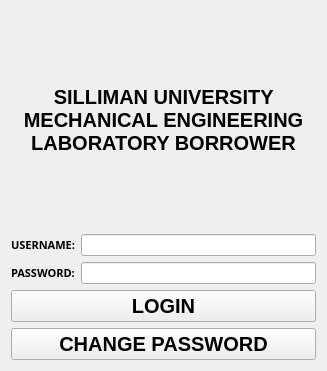
Before: the Qt Designer form login.ui in markytools/sume-borrower-app, drawn with Qt 5.
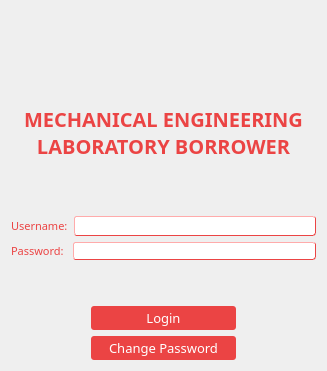
After: the same form once the commit is applied. Icons and pictures are not drawn.

The edit to the form file:
```diff
--- a/login.ui
+++ b/login.ui
@@ -10,6 +10,12 @@
     <height>371</height>
    </rect>
   </property>
+  <property name="sizePolicy">
+   <sizepolicy hsizetype="Fixed" vsizetype="Fixed">
+    <horstretch>0</horstretch>
+    <verstretch>0</verstretch>
+   </sizepolicy>
+  </property>
   <property name="minimumSize">
    <size>
     <width>327</width>
@@ -25,32 +31,144 @@
   <property name="windowTitle">
    <string>Form</string>
   </property>
+  <property name="autoFillBackground">
+   <bool>false</bool>
+  </property>
+  <property name="styleSheet">
+   <string notr="true">#LogIn{
+background-color:white;
+background:none;
+border:none;
+}</string>
+  </property>
   <layout class="QGridLayout" name="gridLayout">
    <item row="2" column="0">
-    <widget class="QPushButton" name="login">
-     <property name="font">
-      <font>
-       <pointsize>15</pointsize>
-       <weight>75</weight>
-       <bold>true</bold>
-      </font>
+    <spacer name="verticalSpacer_3">
+     <property name="orientation">
+      <enum>Qt::Vertical</enum>
      </property>
-     <property name="text">
-      <string>LOGIN</string>
+     <property name="sizeType">
+      <enum>QSizePolicy::Fixed</enum>
      </property>
-    </widget>
+     <property name="sizeHint" stdset="0">
+      <size>
+       <width>20</width>
+       <height>40</height>
+      </size>
+     </property>
+    </spacer>
    </item>
-   <item row="0" column="0">
+   <item row="5" column="0">
+    <layout class="QHBoxLayout" name="horizontalLayout_4">
+     <item>
+      <spacer name="horizontalSpacer_2">
+       <property name="orientation">
+        <enum>Qt::Horizontal</enum>
+       </property>
+       <property name="sizeType">
+        <enum>QSizePolicy::Fixed</enum>
+       </property>
+       <property name="sizeHint" stdset="0">
+        <size>
+         <width>80</width>
+         <height>20</height>
+        </size>
+       </property>
+      </spacer>
+     </item>
+     <item>
+      <layout class="QVBoxLayout" name="verticalLayout_3">
+       <item>
+        <widget class="QPushButton" name="login">
+         <property name="font">
+          <font>
+           <family>Adobe Gothic Std B</family>
+           <pointsize>10</pointsize>
+           <weight>50</weight>
+           <bold>false</bold>
+          </font>
+         </property>
+         <property name="autoFillBackground">
+          <bool>false</bool>
+         </property>
+         <property name="styleSheet">
+          <string notr="true">#login{
+background-color: #eb4444;
+color: white;
+border-style: outset;
+border-radius: 3px;
+padding: 3px;
+}</string>
+         </property>
+         <property name="text">
+          <string>Login</string>
+         </property>
+        </widget>
+       </item>
+       <item>
+        <widget class="QPushButton" name="changepass">
+         <property name="font">
+          <font>
+           <family>Adobe Gothic Std B</family>
+           <pointsize>10</pointsize>
+           <weight>50</weight>
+           <bold>false</bold>
+          </font>
+         </property>
+         <property name="styleSheet">
+          <string notr="true">#changepass{
+background-color: #eb4444;
+color: white;
+border-style: outset;
+border-radius: 3px;
+padding: 3px;
+}</string>
+         </property>
+         <property name="text">
+          <string>Change Password</string>
+         </property>
+        </widget>
+       </item>
+      </layout>
+     </item>
+     <item>
+      <spacer name="horizontalSpacer">
+       <property name="orientation">
+        <enum>Qt::Horizontal</enum>
+       </property>
+       <property name="sizeType">
+        <enum>QSizePolicy::Fixed</enum>
+       </property>
+       <property name="sizeHint" stdset="0">
+        <size>
+         <width>80</width>
+         <height>20</height>
+        </size>
+       </property>
+      </spacer>
+     </item>
+    </layout>
+   </item>
+   <item row="1" column="0">
     <widget class="QLabel" name="label">
      <property name="font">
       <font>
+       <family>Adobe Gothic Std B</family>
        <pointsize>15</pointsize>
        <weight>75</weight>
        <bold>true</bold>
       </font>
      </property>
+     <property name="styleSheet">
+      <string notr="true">#label{
+background-color:transparent;
+color: #eb4444;
+background:none;
+border:none;
+}</string>
+     </property>
      <property name="text">
-      <string>SILLIMAN UNIVERSITY MECHANICAL ENGINEERING LABORATORY BORROWER</string>
+      <string>MECHANICAL ENGINEERING LABORATORY BORROWER</string>
      </property>
      <property name="alignment">
       <set>Qt::AlignCenter</set>
@@ -60,27 +178,64 @@
      </property>
     </widget>
    </item>
-   <item row="1" column="0">
+   <item row="3" column="0">
     <layout class="QVBoxLayout" name="verticalLayout">
      <item>
       <layout class="QHBoxLayout" name="horizontalLayout">
        <item>
         <widget class="QLabel" name="label_10">
+         <property name="sizePolicy">
+          <sizepolicy hsizetype="Fixed" vsizetype="Preferred">
+           <horstretch>40</horstretch>
+           <verstretch>0</verstretch>
+          </sizepolicy>
+         </property>
          <property name="font">
           <font>
-           <family>Segoe UI Black</family>
+           <family>Adobe Gothic Std B</family>
            <pointsize>8</pointsize>
-           <weight>75</weight>
-           <bold>true</bold>
+           <weight>50</weight>
+           <bold>false</bold>
           </font>
          </property>
+         <property name="styleSheet">
+          <string notr="true">#label_10{
+background-color:transparent;
+color: #eb4444;
+background:none;
+border:none;
+}</string>
+         </property>
          <property name="text">
-          <string>USERNAME:</string>
+          <string>Username:</string>
          </property>
         </widget>
        </item>
        <item>
-        <widget class="QLineEdit" name="user_input"/>
+        <widget class="QLineEdit" name="user_input">
+         <property name="sizePolicy">
+          <sizepolicy hsizetype="Minimum" vsizetype="Fixed">
+           <horstretch>100</horstretch>
+           <verstretch>0</verstretch>
+          </sizepolicy>
+         </property>
+         <property name="font">
+          <font>
+           <family>Adobe Gothic Std B</family>
+           <pointsize>8</pointsize>
+          </font>
+         </property>
+         <property name="styleSheet">
+          <string notr="true">#user_input{
+background-color:white;
+color: #eb4444;
+border-style: outset;
+border-width: 1px;
+border-color: #eb4444;
+border-radius: 3px;
+}</string>
+         </property>
+        </widget>
        </item>
       </layout>
      </item>
@@ -88,21 +243,57 @@
       <layout class="QHBoxLayout" name="horizontalLayout_2">
        <item>
         <widget class="QLabel" name="label_11">
+         <property name="sizePolicy">
+          <sizepolicy hsizetype="Fixed" vsizetype="Preferred">
+           <horstretch>40</horstretch>
+           <verstretch>0</verstretch>
+          </sizepolicy>
+         </property>
          <property name="font">
           <font>
-           <family>Segoe UI Black</family>
+           <family>Adobe Gothic Std B</family>
            <pointsize>8</pointsize>
-           <weight>75</weight>
-           <bold>true</bold>
+           <weight>50</weight>
+           <bold>false</bold>
           </font>
          </property>
+         <property name="styleSheet">
+          <string notr="true">#label_11{
+background-color:transparent;
+color: #eb4444;
+background:none;
+border:none;
+}</string>
+         </property>
          <property name="text">
-          <string>PASSWORD:</string>
+          <string>Password: </string>
          </property>
         </widget>
        </item>
        <item>
         <widget class="QLineEdit" name="password_input">
+         <property name="sizePolicy">
+          <sizepolicy hsizetype="Minimum" vsizetype="Fixed">
+           <horstretch>100</horstretch>
+           <verstretch>0</verstretch>
+          </sizepolicy>
+         </property>
+         <property name="font">
+          <font>
+           <family>Adobe Gothic Std B</family>
+           <pointsize>5</pointsize>
+          </font>
+         </property>
+         <property name="styleSheet">
+          <string notr="true">#password_input{
+background-color:white;
+color: #eb4444;
+border-style: outset;
+border-width: 1px;
+border-color: #eb4444;
+border-radius: 3px;
+}</string>
+         </property>
          <property name="echoMode">
           <enum>QLineEdit::Password</enum>
          </property>
@@ -112,19 +303,72 @@
      </item>
     </layout>
    </item>
-   <item row="3" column="0">
-    <widget class="QPushButton" name="changepass">
-     <property name="font">
-      <font>
-       <pointsize>15</pointsize>
-       <weight>75</weight>
-       <bold>true</bold>
-      </font>
+   <item row="0" column="0">
+    <layout class="QVBoxLayout" name="verticalLayout_4">
+     <item>
+      <spacer name="verticalSpacer">
+       <property name="orientation">
+        <enum>Qt::Vertical</enum>
+       </property>
+       <property name="sizeType">
+        <enum>QSizePolicy::Fixed</enum>
+       </property>
+       <property name="sizeHint" stdset="0">
+        <size>
+         <width>20</width>
+         <height>12</height>
+        </size>
+       </property>
+      </spacer>
+     </item>
+     <item>
+      <widget class="QLabel" name="label_2">
+       <property name="styleSheet">
+        <string notr="true">#label_2{
+background-color:transparent;
+border-image:url(:/images/images/su_logo_extended.png);
+background:none;
+border:none;
+}</string>
+       </property>
+       <property name="text">
+        <string/>
+       </property>
+      </widget>
+     </item>
+     <item>
+      <spacer name="verticalSpacer_2">
+       <property name="orientation">
+        <enum>Qt::Vertical</enum>
+       </property>
+       <property name="sizeType">
+        <enum>QSizePolicy::Fixed</enum>
+       </property>
+       <property name="sizeHint" stdset="0">
+        <size>
+         <width>20</width>
+         <height>12</height>
+        </size>
+       </property>
+      </spacer>
+     </item>
+    </layout>
+   </item>
+   <item row="4" column="0">
+    <spacer name="verticalSpacer_4">
+     <property name="orientation">
+      <enum>Qt::Vertical</enum>
      </property>
-     <property name="text">
-      <string>CHANGE PASSWORD</string>
+     <property name="sizeType">
+      <enum>QSizePolicy::Fixed</enum>
      </property>
-    </widget>
+     <property name="sizeHint" stdset="0">
+      <size>
+       <width>20</width>
+       <height>40</height>
+      </size>
+     </property>
+    </spacer>
    </item>
   </layout>
  </widget>
```
